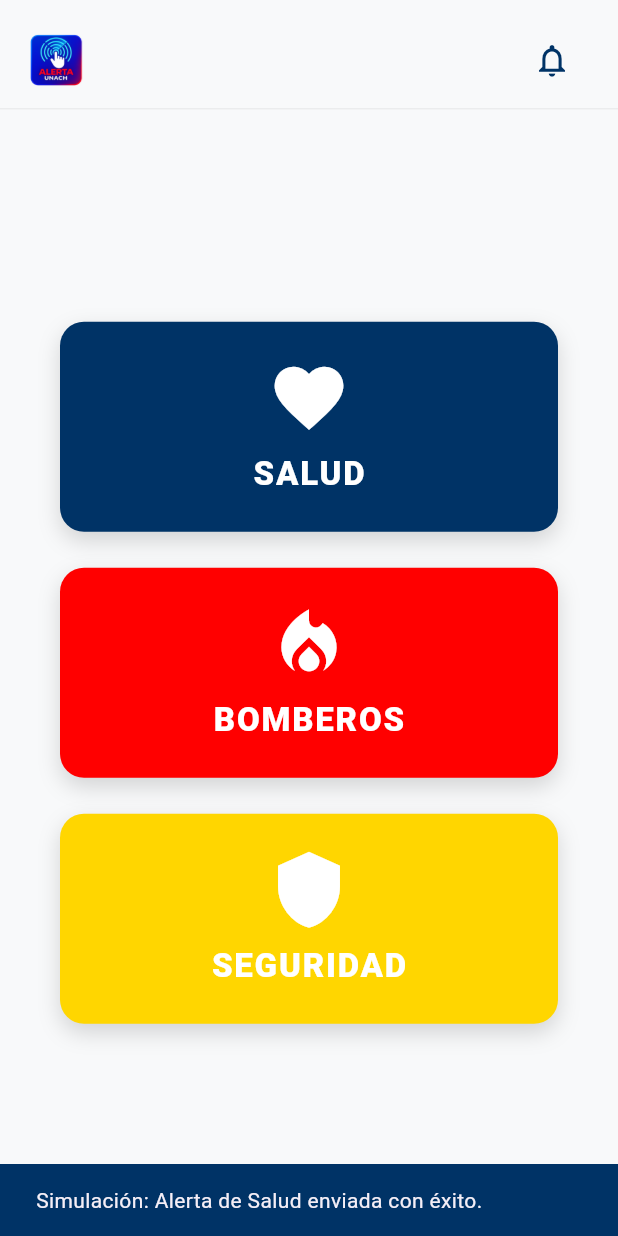
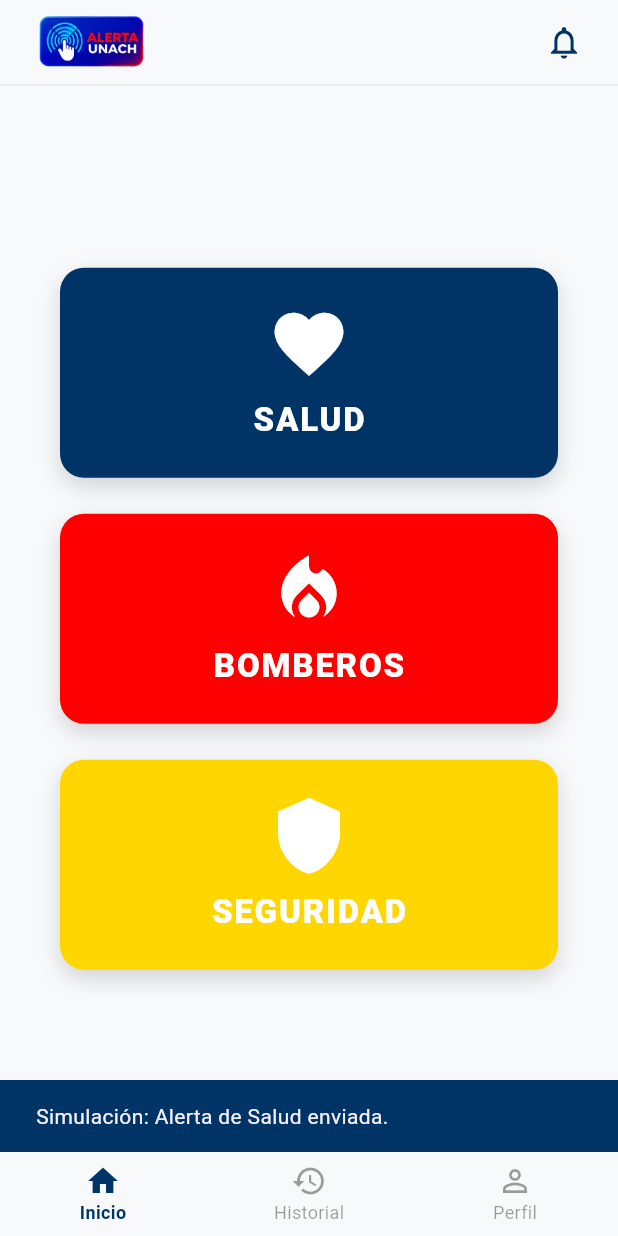
Before and after one commit to JosefaPinilla/alerta_unach, a Flutter app: the screen it shows after launch, after a tap on "SALUD", on a phone screen of 412 x 824 dp. Run offline on Flutter 3.47's test engine with Material 3 defaults, Android fonts, the phone set to English and light mode, and no system bars; our stand-ins replace shared_preferences; Roboto replaces fonts that are missing (Prompt).

Commit message:
agregando cambiso en inicio, perfil, historial e intro

```diff
--- a/lib/main.dart
+++ b/lib/main.dart
@@ -1,11 +1,10 @@
 import 'package:flutter/material.dart';
 import 'pantallas/splash/splash.dart';
 import 'pantallas/login/login.dart';
-import 'pantallas/perfil/perfil.dart';
+import 'pantallas/main-layout.dart';
+import 'pantallas/introduccion/introduccion.dart';
 import 'pantallas/perfil/perfil-config.dart';
 import 'pantallas/theme/app_theme.dart';
-import 'pantallas/inicio/inicio.dart';
-import 'pantallas/introduccion/introduccion.dart';
 
 void main() {
   runApp(const AlertaUnachApp());
@@ -19,21 +18,14 @@
     return MaterialApp(
       title: 'Alerta UnACh',
       debugShowCheckedModeBanner: false,
-
-      // tema institucional
       theme: AppTheme.lightTheme,
-
-      // FLUJO REAL: Arranca estrictamente en el Splash Screen
       initialRoute: '/',
-
-      // Mapeo oficial de pantallas de la aplicación
       routes: {
         '/': (context) => const SplashScreen(),
         '/login': (context) => const LoginScreen(),
         '/introduccion': (context) => const IntroduccionScreen(),
         '/perfil-config': (context) => const PerfilConfigScreen(),
-        '/inicio': (context) => const InicioScreen(), // Contiene la barra integrada abajo
-        '/perfil': (context) => const PerfilScreen(),
+        '/inicio': (context) => const MainLayoutScreen(),
       },
     );
   }
--- a/lib/pantallas/inicio/inicio.dart
+++ b/lib/pantallas/inicio/inicio.dart
@@ -6,89 +6,40 @@
 
   @override
   Widget build(BuildContext context) {
-    return Scaffold(
-      backgroundColor: const Color(0xFFF8F9FA),
-      body: Column(
-        children: [
-          const SizedBox(height: 16),
-
-          // Barra superior fija con el logotipo miniatura y la campana de notificaciones
-          Padding(
-            padding: const EdgeInsets.symmetric(horizontal: 20.0),
-            child: Row(
-              mainAxisAlignment: MainAxisAlignment.spaceBetween,
-              children: [
-                Image.asset(
-                  'assets/logos/logo-app.png',
-                  height: 35,
-                  width: 35,
-                ),
-                IconButton(
-                  icon: const Icon(Icons.notifications_none_outlined, color: AppTheme.azulOscuro, size: 26),
-                  onPressed: () {
-                    // Acción para ver notificaciones futuras
-                  },
-                ),
-              ],
-            ),
-          ),
-
-          // Divider sutil debajo de la cabecera
-          const SizedBox(height: 8),
-          Divider(color: Colors.black.withOpacity(0.05), height: 1),
-
-          // Contenedor flexible para los botones grandes centrados
-          Expanded(
-            child: Padding(
+    return Padding(
       padding: const EdgeInsets.symmetric(horizontal: 40.0),
       child: Column(
         mainAxisAlignment: MainAxisAlignment.center,
         children: [
-
-                  // Botón de SALUD (Azul Marino institucional)
           _buildEmergencyButton(
-                    logoPath: 'assets/logos/salud-logo.png',
-                    fallbackIcon: Icons.favorite,
             label: 'SALUD',
             backgroundColor: AppTheme.azulOscuro,
+            icon: Icons.favorite,
             onTap: () => _mostrarAlertaSimulada(context, 'Salud'),
           ),
           const SizedBox(height: 24),
-
-                  // Botón de BOMBEROS (Rojo Vivo)
           _buildEmergencyButton(
-                    logoPath: 'assets/logos/bomberos-logo.png',
-                    fallbackIcon: Icons.local_fire_department,
             label: 'BOMBEROS',
             backgroundColor: const Color(0xFFFF0000),
+            icon: Icons.local_fire_department,
             onTap: () => _mostrarAlertaSimulada(context, 'Bomberos'),
           ),
           const SizedBox(height: 24),
-
-                  // Botón de SEGURIDAD (Amarillo Alerta)
           _buildEmergencyButton(
-                    logoPath: 'assets/logos/seguridad-logo.png',
-                    fallbackIcon: Icons.shield,
             label: 'SEGURIDAD',
             backgroundColor: const Color(0xFFFFD600),
+            icon: Icons.shield,
             onTap: () => _mostrarAlertaSimulada(context, 'Seguridad'),
-                  ),
-
-                ],
-              ),
-            ),
           ),
         ],
       ),
     );
   }
 
-  // Generador de botones de emergencia con sombra suave (BoxShadow) idéntico a tu mockup
   Widget _buildEmergencyButton({
-    required String logoPath,
-    required IconData fallbackIcon,
     required String label,
     required Color backgroundColor,
+    required IconData icon,
     required VoidCallback onTap,
   }) {
     return Container(
@@ -98,11 +49,7 @@
         color: backgroundColor,
         borderRadius: BorderRadius.circular(16),
         boxShadow: [
-          BoxShadow(
-            color: Colors.black.withOpacity(0.15),
-            blurRadius: 12,
-            offset: const Offset(0, 6),
-          ),
+          BoxShadow(color: Colors.black.withOpacity(0.15), blurRadius: 12, offset: const Offset(0, 6)),
         ],
       ),
       child: Material(
@@ -113,17 +60,11 @@
           child: Column(
             mainAxisAlignment: MainAxisAlignment.center,
             children: [
-              Icon(fallbackIcon, size: 55, color: AppTheme.blanco),
+              Icon(icon, size: 55, color: AppTheme.blanco),
               const SizedBox(height: 8),
               Text(
                 label,
-                style: const TextStyle(
-                  fontFamily: 'Prompt',
-                  fontSize: 22,
-                  fontWeight: FontWeight.w800,
-                  color: AppTheme.blanco,
-                  letterSpacing: 1.2,
-                ),
+                style: const TextStyle(fontFamily: 'Prompt', fontSize: 22, fontWeight: FontWeight.w800, color: AppTheme.blanco, letterSpacing: 1.2),
               ),
             ],
           ),
@@ -132,11 +73,10 @@
     );
   }
 
-  // Simulación local al presionar un botón
   void _mostrarAlertaSimulada(BuildContext context, String tipo) {
     ScaffoldMessenger.of(context).showSnackBar(
       SnackBar(
-        content: Text('Simulación: Alerta de $tipo enviada con éxito.'),
+        content: Text('Simulación: Alerta de $tipo enviada.'),
         backgroundColor: AppTheme.azulOscuro,
         duration: const Duration(seconds: 2),
       ),
```
Also changed, not shown: lib/pantallas/historial/historial.dart (+94 -0 lines), lib/pantallas/perfil/perfil.dart (+11 -51 lines). Lines whose indentation alone changed are shown as unchanged.
